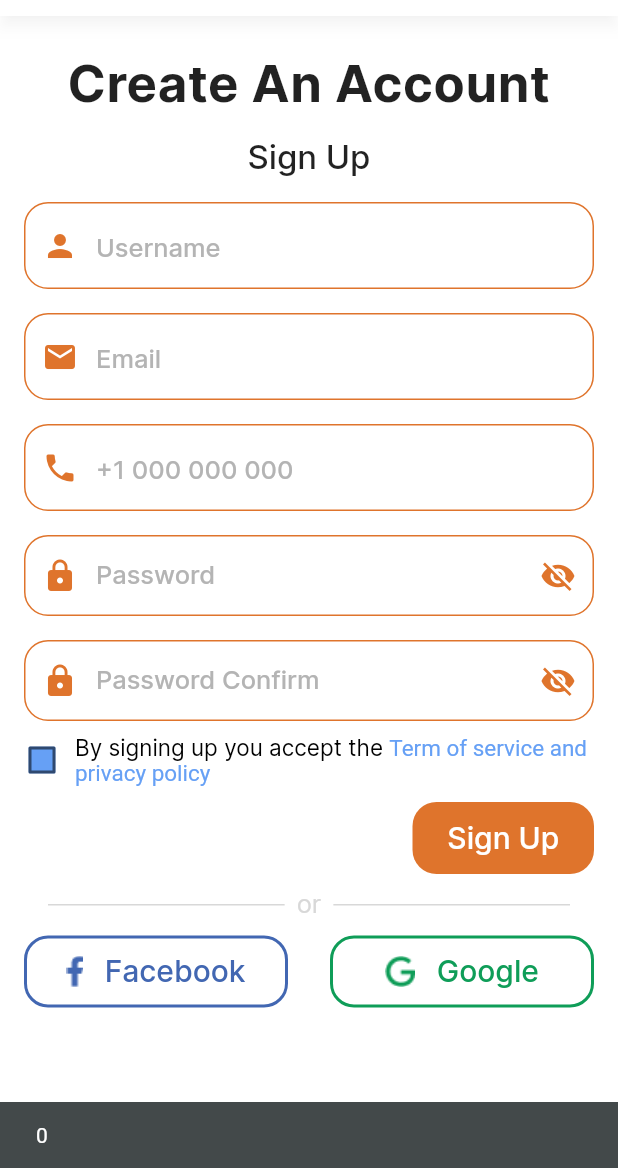
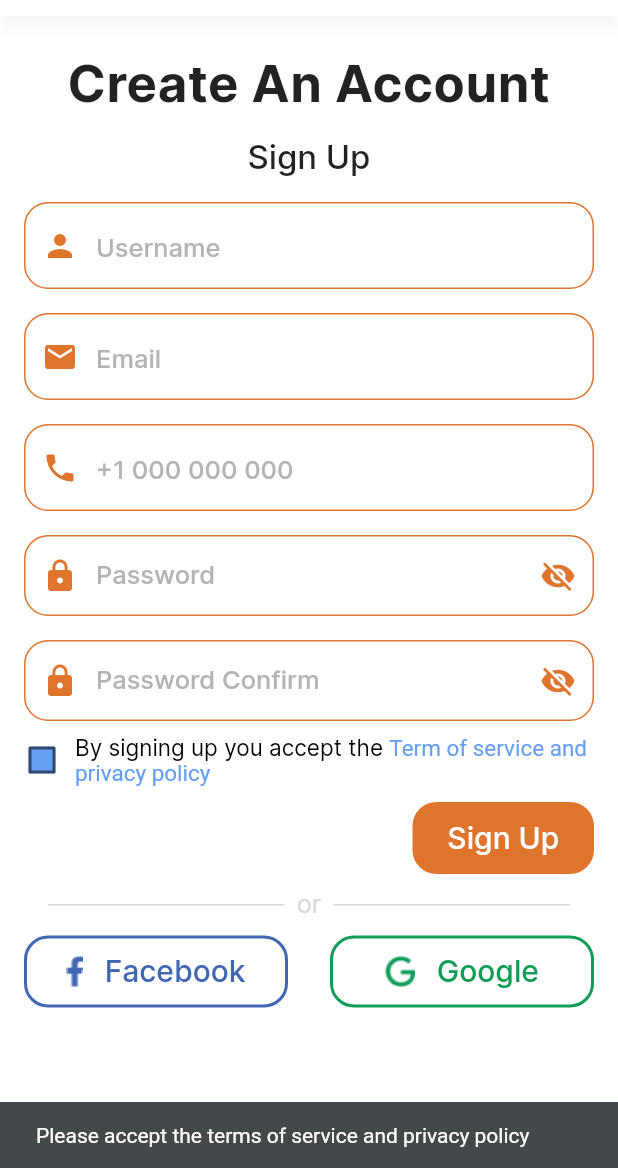
Before and after one commit to TritonSE/CBL-Mobile-Application, a Flutter app: the CreateAccount screen opened by its route, after a tap on "Sign Up", on a phone screen of 412 x 824 dp, the part 68-1236 px from its top. Run offline on Flutter 3.47's test engine with Material 2 defaults, Android fonts, the phone set to English and light mode, and no system bars; our stand-ins replace cloud_firestore, firebase_auth, firebase_core; missing offline and left inert: drop_cap_text; accounts and stored records are empty; network calls fail.

Commit message:
made it so that you can only create account when tos checkbox is checked, also fixed issue with create_account error message not showing up

```diff
--- a/lib/big_auth.dart
+++ b/lib/big_auth.dart
@@ -71,7 +71,7 @@ class SignUpUtils {
         userRepository.addUser(user);
         return 400;
       } else {
-        return 0;
+        return returnedObject.toString();
       }
     } catch (e) {
       return {'status': 'ERROR', 'message': e.toString()};
--- a/lib/pages/create_account.dart
+++ b/lib/pages/create_account.dart
@@ -118,6 +118,11 @@ class _CreateAccountState extends State<CreateAccount> {
                 children: [
                   CheckBoxText(
                     boxColor: CBL.blue,
+                    onCheckboxChanged: (value) => {
+                      setState(() {
+                        signUpTOSCheck = value;
+                      })
+                    },
                   ),
                   Flexible(
                     child: RichText(
@@ -178,6 +183,16 @@ class _CreateAccountState extends State<CreateAccount> {
 
                       print("completed");
 
+                      if (signUpTOSCheck == false) {
+                        ScaffoldMessenger.of(context).showSnackBar(
+                          SnackBar(
+                            content: Text(
+                                "Please accept the terms of service and privacy policy"),
+                          ),
+                        );
+                        return;
+                      }
+
                       if (result == 400) {
                         Navigator.pushNamed(context, '/callTextNow');
                       } else {
--- a/lib/pages/take_action.dart
+++ b/lib/pages/take_action.dart
@@ -120,6 +120,7 @@ class _TakeActionPageState extends State<TakeActionPage> {
                     children: [
                       CheckBoxText(
                         boxColor: CBL.blue,
+                        onCheckboxChanged: (value) => {},
                       ),
                       Text(
                         'Remember me',
--- a/lib/widgets/checkbox_text.dart
+++ b/lib/widgets/checkbox_text.dart
@@ -3,11 +3,13 @@ import 'package:flutter/material.dart';
 class CheckBoxText extends StatefulWidget {
   // final String text;
   final int boxColor;
-  const CheckBoxText({
-    super.key,
-    // this.text = "Text",
-    this.boxColor = 0xffffffff,
-  });
+  final Function(bool value) onCheckboxChanged;
+
+  const CheckBoxText(
+      {super.key,
+      // this.text = "Text",
+      this.boxColor = 0xffffffff,
+      required this.onCheckboxChanged});
 
   @override
   State<CheckBoxText> createState() => _CheckBoxTextState();
@@ -35,6 +37,7 @@ class _CheckBoxTextState extends State<CheckBoxText> {
             setState(() {
               passwordCheck = value!;
             });
+            widget.onCheckboxChanged(value!);
           },
         ),
       ),
```
